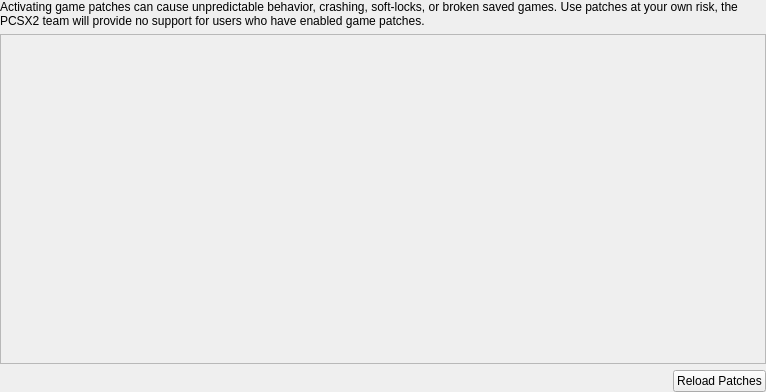
First picture: the form in pcsx2-qt/Settings/GamePatchSettingsWidget.ui, repository PCSX2/pcsx2, before the edit.
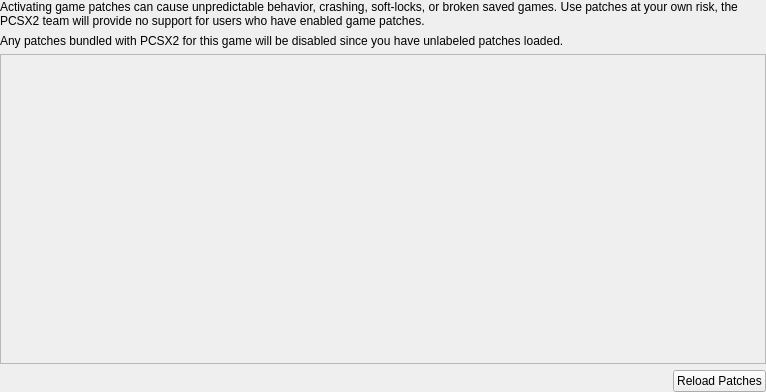
Second picture: the form after the edit.

Commit message:
Qt: Add warning that unlabeled patches cause bundled patches to hide
Bundled patches don't display when unlabeled patches are loaded (since we can't guarantee they don't collide). This warns the user that bundled patches are hidden when unlabeled patches are loaded. (The warning hides when no unlabeled patches are loaded)

```diff
--- a/pcsx2-qt/Settings/GamePatchSettingsWidget.ui
+++ b/pcsx2-qt/Settings/GamePatchSettingsWidget.ui
@@ -33,6 +33,13 @@
      </property>
     </widget>
    </item>
+   <item>
+    <widget class="QLabel" name="unlabeledPatchWarning">
+     <property name="text">
+      <string>Any patches bundled with PCSX2 for this game will be disabled since you have unlabeled patches loaded.</string>
+     </property>
+    </widget>
+   </item>
    <item>
     <widget class="QScrollArea" name="scrollArea">
      <property name="widgetResizable">
```
The commit also changes 2 other files.
